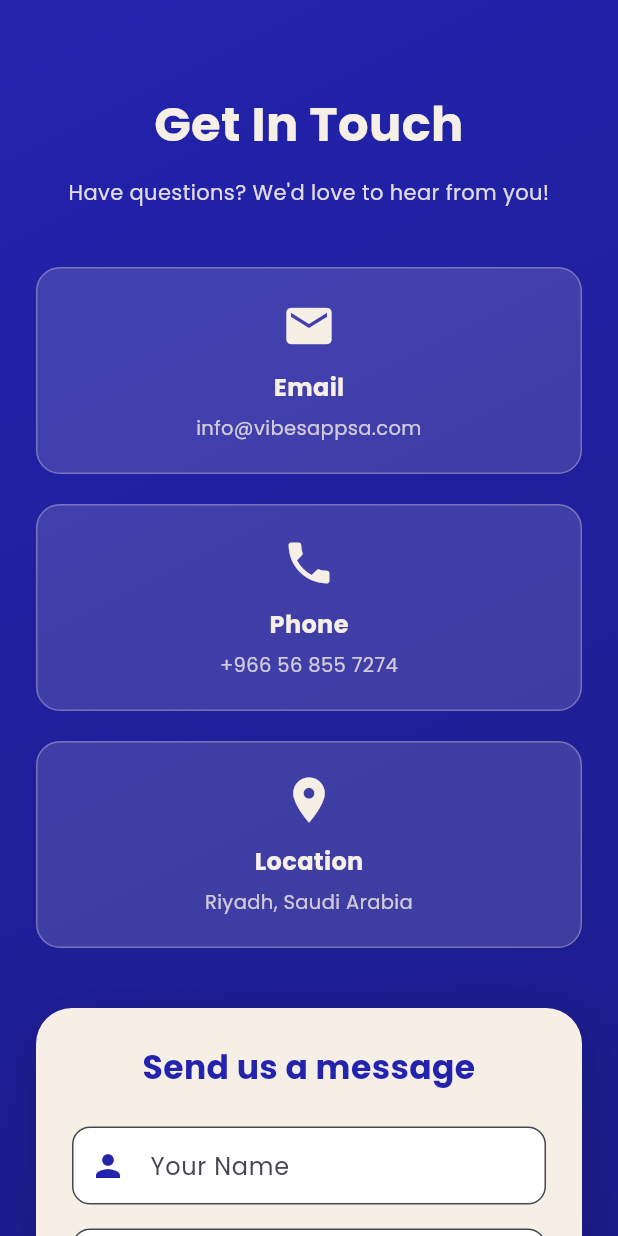
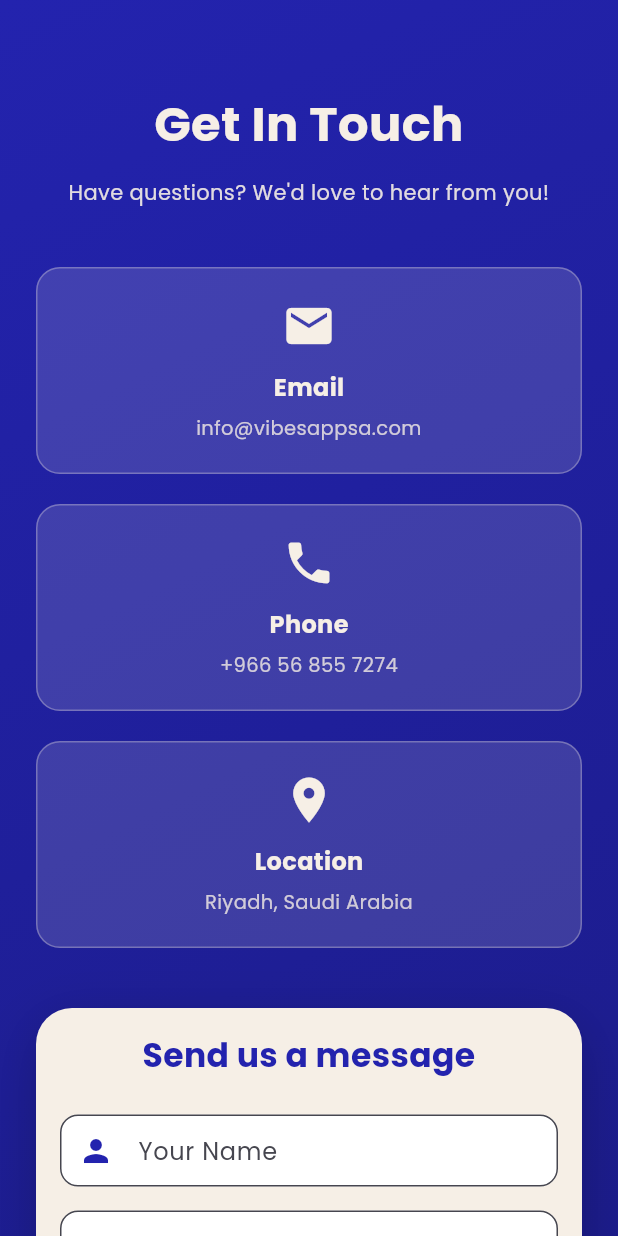
Before and after one commit to aalshar/vibes-website, a Flutter app: the ContactSection widget shown alone on an empty page, opened directly, on a phone screen of 412 x 824 dp. Run offline on Flutter 3.47's test engine with Material 3 defaults, Android fonts, the phone set to English and light mode, and no system bars; our stand-ins replace animated_text_kit, flutter_svg, google_fonts; network calls fail.

Commit message:
adjusing to Iphone  size

```diff
--- a/lib/widgets/contact_section.dart
+++ b/lib/widgets/contact_section.dart
@@ -159,7 +159,7 @@ class _ContactSectionState extends State<ContactSection> {
 
                   // Contact form
                   Container(
-                    padding: EdgeInsets.all(isMobile ? 24 : 32),
+                    padding: EdgeInsets.all(isMobile ? 16 : 32),
                     decoration: BoxDecoration(
                       color: AppColors.cream,
                       borderRadius: BorderRadius.circular(24),
@@ -203,7 +203,10 @@ class _ContactSectionState extends State<ContactSection> {
                                 borderRadius: BorderRadius.circular(12),
                                 borderSide: BorderSide(color: AppColors.blue, width: 2),
                               ),
-                              contentPadding: const EdgeInsets.symmetric(horizontal: 16, vertical: 14),
+                              contentPadding: EdgeInsets.symmetric(
+                                  horizontal: isMobile ? 12 : 16,
+                                  vertical: isMobile ? 12 : 14,
+                              ),
                             ),
                             validator: (value) {
                               if (value == null || value.isEmpty) {
@@ -320,7 +323,7 @@ class _ContactSectionState extends State<ContactSection> {
       onTap: onTap,
       borderRadius: BorderRadius.circular(16),
       child: Container(
-        width: isMobile ? double.infinity : 220,
+        width: isMobile ? (MediaQuery.of(context).size.width - 48) : 220,
         padding: const EdgeInsets.all(20),
         decoration: BoxDecoration(
           color: AppColors.cream.withOpacity(0.15),
```
Also changed, not shown: lib/pages/landing_page.dart (+14 -12 lines), lib/widgets/about_section.dart (+6 -1 lines), lib/widgets/features_section.dart (+8 -1 lines), lib/widgets/hero_section.dart (+6 -6 lines), lib/widgets/screenshots_section.dart (+12 -10 lines), 1 other file.
